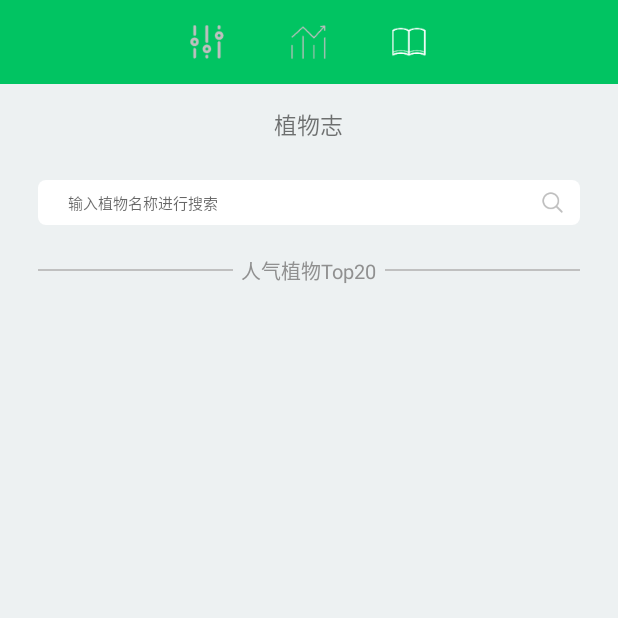
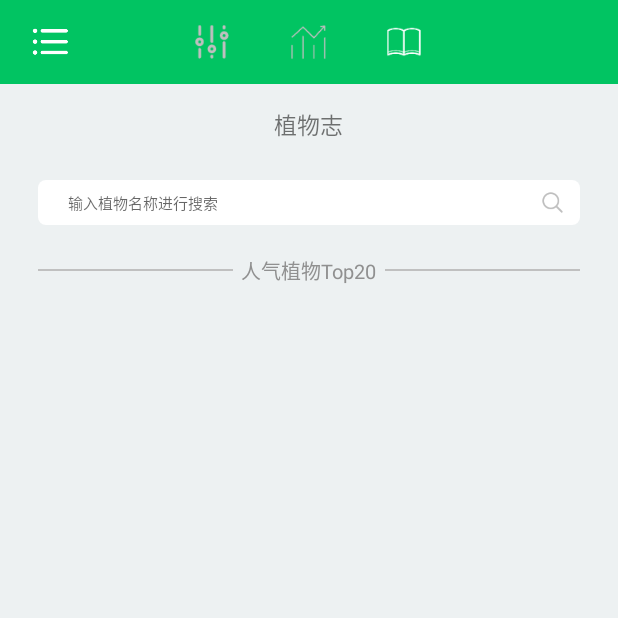
Before and after one commit to JustDoItSW/fos, an Android app: the screen it shows after launch (MainActivity), after a tap on an icon or button, on a phone screen of 412 x 824 dp, the top half of it. Run offline under Robolectric (Android 15) with nearby library versions, the phone set to English and light mode, and no system bars; libraries missing offline, so code that uses them is left out: com.demo.sdk, com.github.onlynight.waveview; network calls fail; 27 statements that could not run were skipped; 3 other taps on this screen came first.

```diff
--- a/app/src/main/java/com/fos/activity/MainActivity.java
+++ b/app/src/main/java/com/fos/activity/MainActivity.java
@@ -7,17 +7,15 @@ import android.content.ServiceConnection;
 import android.os.Bundle;
 import android.os.Handler;
 import android.os.IBinder;
-import android.support.annotation.NonNull;
-import android.support.design.widget.BottomNavigationView;
+
 import android.support.v4.view.ViewPager;
+import android.support.v4.widget.DrawerLayout;
 import android.support.v7.app.AppCompatActivity;
-import android.view.MenuItem;
+import android.view.Display;
 import android.view.View;
 import android.view.WindowManager;
 import android.widget.ImageView;
-import android.widget.LinearLayout;
-import android.widget.TextView;
-import android.widget.Toast;
+import android.widget.RelativeLayout;
 
 import com.fos.R;
 import com.fos.service.ClientSocket;
@@ -25,14 +23,13 @@ import com.fos.service.MainService;
 import com.fos.util.LogUtil;
 import com.fos.util.MyFragmentPagerAdapter;
 import com.fos.util.MyViewPager;
-import com.github.onlynight.waveview.WaveView;
 
 public class MainActivity extends AppCompatActivity {
 
-
-    private android.support.v7.widget.Toolbar toolbar;
     private MyViewPager myViewPager;
-    private ImageView text_control,text_data,text_flower;
+    private ImageView left_menu,text_control,text_data,text_flower;
+    private DrawerLayout dl;
+    private RelativeLayout left_relativeLayout,main_relativeLayout;
     private MyFragmentPagerAdapter myFragmentPagerAdapter;
     private ViewPager.OnPageChangeListener onPageChangeListener ;
     private Intent intent;
@@ -51,7 +48,21 @@ public class MainActivity extends AppCompatActivity {
     private void init(){
         //viewpager的监听器
 
+        intent = new Intent(MainActivity.this, MainService.class);
+        dl = (DrawerLayout)findViewById(R.id.dl);
+        main_relativeLayout =  (RelativeLayout)findViewById(R.id.main_relativeLayout);
+        left_relativeLayout  =(RelativeLayout)findViewById(R.id.left_relativeLayout);
+        left_menu =  (ImageView)findViewById(R.id.left_menu);
+        text_control =  (ImageView)findViewById(R.id.text_control);
+        text_data =  (ImageView)findViewById(R.id.text_data);
+        text_flower =  (ImageView)findViewById(R.id.text_flower);
+        myViewPager = (MyViewPager)findViewById(R.id.vp);
+        text_control.setSelected(true);
         getWindow().setSoftInputMode(WindowManager.LayoutParams.SOFT_INPUT_STATE_ALWAYS_HIDDEN);//不弹出输入法
+        setupViewPager();//初始化viewpager
+        startService(intent);//开启服务
+        bindService(intent,serviceConnection, Context.BIND_AUTO_CREATE);//绑定服务
+        //viewpager的监听器
         onPageChangeListener = new ViewPager.OnPageChangeListener() {
             @Override
             public void onPageScrolled(int position, float positionOffset, int positionOffsetPixels) {}
@@ -76,11 +87,6 @@ public class MainActivity extends AppCompatActivity {
             @Override
             public void onPageScrollStateChanged(int state) {}
         };
-        myViewPager = (MyViewPager)findViewById(R.id.vp);
-        myViewPager.addOnPageChangeListener(onPageChangeListener);
-        setupViewPager();
-
-        intent = new Intent(MainActivity.this, MainService.class);
         serviceConnection = new ServiceConnection() {
             @Override
             public void onServiceConnected(ComponentName name, IBinder service) {
@@ -92,14 +98,6 @@ public class MainActivity extends AppCompatActivity {
                 infomationService = null;
             }
         };
-        startService(intent);//开启服务
-        bindService(intent,serviceConnection, Context.BIND_AUTO_CREATE);//绑定服务
-
-        text_control =  (ImageView)findViewById(R.id.text_control);
-        text_data =  (ImageView)findViewById(R.id.text_data);
-        text_flower =  (ImageView)findViewById(R.id.text_flower);
-
-        text_control.setSelected(true);
         View.OnClickListener onClickListener  = new View.OnClickListener() {
             @Override
             public void onClick(View v) {
@@ -119,12 +117,42 @@ public class MainActivity extends AppCompatActivity {
                         text_flower.setSelected(true);
                         myViewPager.setCurrentItem(2);
                         break;
+                    case R.id.left_menu:
+                        if(!dl.isDrawerOpen(left_relativeLayout)){
+                            dl.openDrawer(left_relativeLayout);
+                        }
+                        break;
                 }
             }
         };
+        myViewPager.addOnPageChangeListener(onPageChangeListener);
+        left_menu.setOnClickListener(onClickListener);
         text_control.setOnClickListener(onClickListener);
         text_data.setOnClickListener(onClickListener);
         text_flower.setOnClickListener(onClickListener);
+        dl.setDrawerListener(new DrawerLayout.DrawerListener() {
+            @Override
+            public void onDrawerSlide(View drawerView, float slideOffset) {
+                WindowManager manager = (WindowManager)getSystemService(Context.WINDOW_SERVICE);
+                Display display  = manager.getDefaultDisplay();
+                main_relativeLayout.layout(left_relativeLayout.getRight(),0,left_relativeLayout.getRight()+display.getWidth(),display.getHeight());
+            }
+
+            @Override
+            public void onDrawerOpened(View drawerView) {
+
+            }
+
+            @Override
+            public void onDrawerClosed(View drawerView) {
+
+            }
+
+            @Override
+            public void onDrawerStateChanged(int newState) {
+
+            }
+        });
     }
 
     private void setAllSelected(){
--- a/app/src/main/java/com/fos/dao/DataInfoDao.java
+++ b/app/src/main/java/com/fos/dao/DataInfoDao.java
@@ -45,7 +45,7 @@ public class DataInfoDao {
     }
 
     /**
-     * 删除手机数据库所有天气数据
+     * 删除手机数据库所有数据
      */
     public void delete(){
         DataSupport.deleteAll(DataInfo.class,null,null);
--- a/app/src/main/java/com/fos/entity/Flower.java
+++ b/app/src/main/java/com/fos/entity/Flower.java
@@ -9,6 +9,7 @@ public class Flower {
     /**
      * 花朵图片
      */
+
     private String flowerImage;
     /**
      * 花朵名称
--- a/app/src/main/res/layout/activity_main.xml
+++ b/app/src/main/res/layout/activity_main.xml
@@ -1,10 +1,15 @@
 <?xml version="1.0" encoding="utf-8"?>
-<RelativeLayout xmlns:android="http://schemas.android.com/apk/res/android"
+
+<android.support.v4.widget.DrawerLayout xmlns:android="http://schemas.android.com/apk/res/android"
+    android:id="@+id/dl"
     android:layout_width="match_parent"
     android:layout_height="match_parent"
-    xmlns:app="http://schemas.android.com/apk/res-auto">
+    android:background="@android:color/transparent">
 
-
+    <RelativeLayout
+        android:id="@+id/main_relativeLayout"
+        android:layout_width="match_parent"
+        android:layout_height="match_parent">
         <LinearLayout
             android:id="@+id/menu_tab"
             android:layout_width="match_parent"
@@ -13,18 +18,28 @@
             android:orientation="horizontal"
             android:background="#01c462"
             android:weightSum="1">
-        <LinearLayout
+            <RelativeLayout
                 android:id="@+id/menu_control"
                 android:layout_width="0dp"
                 android:layout_weight="0.375"
-            android:gravity="center|right"
+                android:gravity="center"
                 android:layout_height="wrap_content">
+                <ImageView
+                    android:id="@+id/left_menu"
+                    android:layout_height="35dp"
+                    android:layout_width="35dp"
+                    android:layout_marginTop="10dp"
+                    android:layout_alignParentLeft="true"
+                    android:layout_marginLeft="15dp"
+                    android:src="@mipmap/ic_menu"/>
                 <ImageView
                     android:id="@+id/text_control"
                     style="@style/tab_menu_text"
+                    android:layout_alignParentRight="true"
                     android:src="@drawable/draw_control"
                     />
-        </LinearLayout>
+            </RelativeLayout>
+
             <LinearLayout
                 android:id="@+id/menu_data"
                 android:layout_width="0dp"
@@ -46,29 +61,30 @@
                     android:id="@+id/text_flower"
                     style="@style/tab_menu_text"
                     android:src="@drawable/draw_flower"/>
-
-
+            </LinearLayout>
         </LinearLayout>
 
-
-
-    </LinearLayout>
-
-    <!--<View-->
-        <!--android:id="@+id/blackView"-->
-        <!--android:layout_width="match_parent"-->
-        <!--android:layout_height="0.125dp"-->
-        <!--android:layout_below="@id/menu_tab"-->
-        <!--android:background="@android:color/darker_gray"/>-->
         <com.fos.util.MyViewPager
             android:id="@+id/vp"
             android:layout_width="match_parent"
             android:layout_height="match_parent"
             android:layout_below="@+id/menu_tab"
             >
+        </com.fos.util.MyViewPager>
+    </RelativeLayout>
 
-    </com.fos.util.MyViewPager>
+    <RelativeLayout
+        android:id="@+id/left_relativeLayout"
+        android:layout_width="240dp"
+        android:layout_gravity="start"
+        android:layout_height="match_parent"
+        android:paddingTop="50dp"
+        android:background="@android:color/white">
 
+        <TextView
+            android:text="ceshi"
+            android:layout_width="wrap_content"
+            android:layout_height="wrap_content" />
+    </RelativeLayout>
 
-
-</RelativeLayout>
+</android.support.v4.widget.DrawerLayout>
--- a/app/src/main/res/values/styles.xml
+++ b/app/src/main/res/values/styles.xml
@@ -11,9 +11,9 @@
     <style name="tab_menu_text">
         <item name="android:layout_marginTop">15dp</item>
         <item name="android:layout_marginBottom">15dp</item>
-        <item name="android:layout_width">wrap_content</item>
+        <item name="android:layout_width">25dp</item>
         <item name="android:layout_height">25dp</item>
-        <item name="android:layout_centerInParent">true</item>
+
     </style>
 
     <style name="menu_data">
```
Also changed, not shown: app/src/main/res/mipmap-hdpi/ic_menu.png (added). Lines whose indentation alone changed are shown as unchanged.
